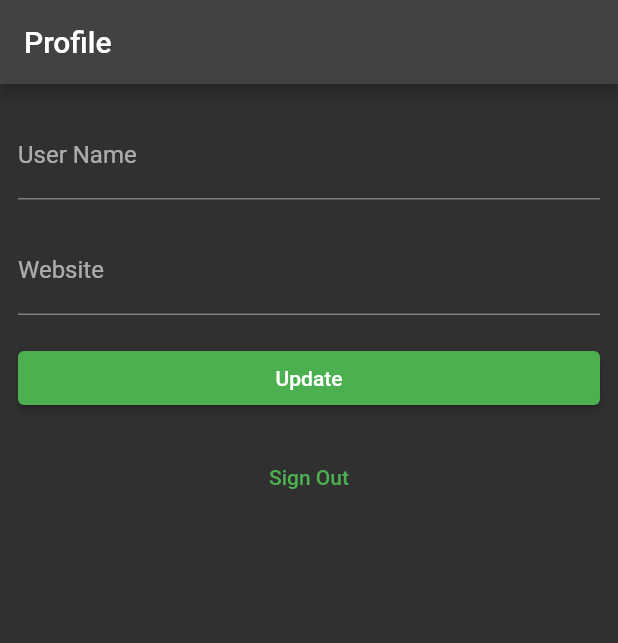
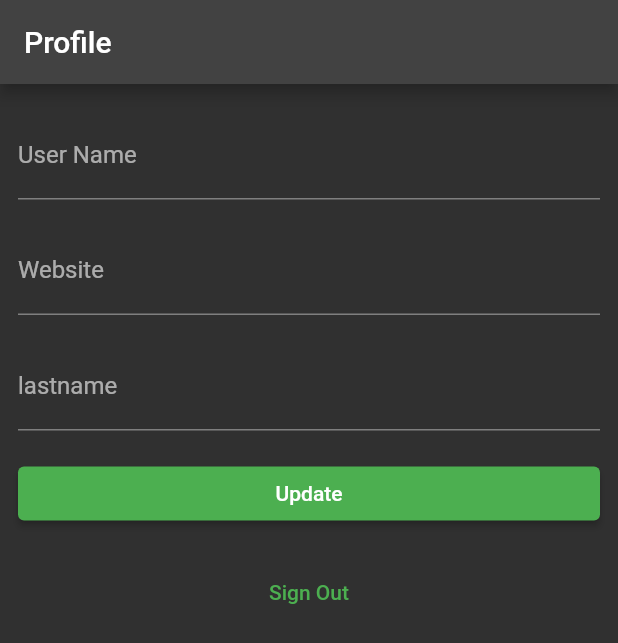
Before and after one commit to Daniel070999/flutter_Supabase, a Flutter app: the screen it shows once a user with an empty profile is signed in, after a tap on "Sign Out", on a phone screen of 412 x 824 dp. Shown: the top 643 px of the screen. Run offline on Flutter 3.47's test engine with Material 2 defaults, Android fonts, the phone set to English and light mode, and no system bars; our stand-ins replace supabase_flutter; accounts and stored records are empty; network calls fail.

Commit message:
ediciones en login

```diff
--- a/lib/constants.dart
+++ b/lib/constants.dart
@@ -6,15 +6,11 @@ final supabase = Supabase.instance.client;
 extension ShowSnackBar on BuildContext {
   void showSnackBar({
     required String message,
-    Color backgroundColor = Colors.white,
+    required Color backgroundColor,
   }) {
     ScaffoldMessenger.of(this).showSnackBar(SnackBar(
       content: Text(message),
       backgroundColor: backgroundColor,
     ));
   }
-
-  void showErrorSnackBar({required String message}) {
-    showSnackBar(message: message, backgroundColor: Colors.red);
-  }
 }
--- a/lib/main.dart
+++ b/lib/main.dart
@@ -17,7 +17,7 @@ class MyApp extends StatelessWidget {
   @override
   Widget build(BuildContext context) {
     return MaterialApp(
-      title: 'Supabase Flutter',
+      title: 'minimizado',
       theme: ThemeData.dark().copyWith(
         primaryColor: Colors.green,
         textButtonTheme: TextButtonThemeData(
--- a/lib/pages/account_page.dart
+++ b/lib/pages/account_page.dart
@@ -12,6 +12,7 @@ class AccountPage extends StatefulWidget {
 class _AccountPageState extends State<AccountPage> {
   final _usernameController = TextEditingController();
   final _websiteController = TextEditingController();
+  final _lastnameController = TextEditingController();
   String? _avatarUrl;
   var _loading = false;
 
@@ -30,11 +31,12 @@ class _AccountPageState extends State<AccountPage> {
           .single() as Map;
       _usernameController.text = (data['username'] ?? '') as String;
       _websiteController.text = (data['website'] ?? '') as String;
+      _lastnameController.text = (data['lastname'] ?? '') as String;
       _avatarUrl = (data['avatar_url'] ?? '') as String;
     } on PostgrestException catch (error) {
-      context.showErrorSnackBar(message: error.message);
+      context.showSnackBar(message: error.message, backgroundColor: Colors.red);
     } catch (error) {
-      context.showErrorSnackBar(message: 'Unexpected exception occured');
+      context.showSnackBar(message: 'Unexpected exception occured', backgroundColor: Colors.red);
     }
 
     setState(() {
@@ -49,22 +51,24 @@ class _AccountPageState extends State<AccountPage> {
     });
     final userName = _usernameController.text;
     final website = _websiteController.text;
+    final lastname = _lastnameController.text;
     final user = supabase.auth.currentUser;
     final updates = {
       'id': user!.id,
       'username': userName,
       'website': website,
+      'lastname': lastname,
       'updated_at': DateTime.now().toIso8601String(),
     };
     try {
       await supabase.from('profiles').upsert(updates);
       if (mounted) {
-        context.showSnackBar(message: 'Successfully updated profile!');
+        context.showSnackBar(message: 'Successfully updated profile!', backgroundColor: Colors.red);
       }
     } on PostgrestException catch (error) {
-      context.showErrorSnackBar(message: error.message);
+      context.showSnackBar(message: error.message, backgroundColor: Colors.red);
     } catch (error) {
-      context.showErrorSnackBar(message: 'Unexpeted error occured');
+      context.showSnackBar(message: 'Unexpeted error occured', backgroundColor: Colors.red);
     }
     setState(() {
       _loading = false;
@@ -75,9 +79,9 @@ class _AccountPageState extends State<AccountPage> {
     try {
       await supabase.auth.signOut();
     } on AuthException catch (error) {
-      context.showErrorSnackBar(message: error.message);
+      context.showSnackBar(message: error.message, backgroundColor: Colors.red);
     } catch (error) {
-      context.showErrorSnackBar(message: 'Unexpected error occured');
+      context.showSnackBar(message: 'Unexpected error occured', backgroundColor: Colors.red);
     }
     if (mounted) {
       Navigator.of(context).pushReplacementNamed('/');
@@ -114,6 +118,11 @@ class _AccountPageState extends State<AccountPage> {
             decoration: const InputDecoration(labelText: 'Website'),
           ),
           const SizedBox(height: 18),
+          TextFormField(
+            controller: _lastnameController,
+            decoration: const InputDecoration(labelText: 'lastname'),
+          ),
+          const SizedBox(height: 18),
           ElevatedButton(
             onPressed: _updateProfile,
             child: Text(_loading ? 'Saving...' : 'Update'),
--- a/lib/pages/login_page.dart
+++ b/lib/pages/login_page.dart
@@ -1,10 +1,11 @@
 import 'dart:async';
+import 'dart:io';
 
+import 'package:flutter/cupertino.dart';
 import 'package:flutter/foundation.dart';
 import 'package:flutter/material.dart';
 import 'package:fluttersupabase/constants.dart';
 import 'package:supabase_flutter/supabase_flutter.dart';
-
 
 class LoginPage extends StatefulWidget {
   const LoginPage({super.key});
@@ -30,13 +31,17 @@ class _LoginPageState extends State<LoginPage> {
             kIsWeb ? null : 'io.supabase.flutterquickstart://login-callback/',
       );
       if (mounted) {
-        context.showSnackBar(message: 'Check your email for login link!');
+        context.showSnackBar(
+            message: 'Revisa tu correo para ingresar',
+            backgroundColor: Colors.green);
         _emailController.clear();
       }
     } on AuthException catch (error) {
-      context.showErrorSnackBar(message: error.message);
+      context.showSnackBar(
+          message: "Ingresa un correo válido", backgroundColor: Colors.red);
     } catch (error) {
-      context.showErrorSnackBar(message: 'Unexpected error occured');
+      context.showSnackBar(
+          message: 'Unexpected error occured', backgroundColor: Colors.red);
     }
 
     setState(() {
@@ -68,22 +73,48 @@ class _LoginPageState extends State<LoginPage> {
   @override
   Widget build(BuildContext context) {
     return Scaffold(
-      appBar: AppBar(title: const Text('Sign In')),
-      body: ListView(
-        padding: const EdgeInsets.symmetric(vertical: 18, horizontal: 12),
+      body: Container(
+        padding: const EdgeInsets.all(40),
+        child: ListView(
           children: [
-          const Text('Sign in via the magic link with your email below'),
-          const SizedBox(height: 18),
+            const Padding(padding: EdgeInsets.symmetric(vertical: 100)),
+            const Center(
+                child: Text(
+                    'Ingrese su correo para obtener un enalce de registro',
+                    style: TextStyle(fontWeight: FontWeight.bold, fontSize: 18),
+                    textAlign: TextAlign.center)),
+            const SizedBox(height: 40),
             TextFormField(
+              cursorColor: Colors.white,
               controller: _emailController,
-            decoration: const InputDecoration(labelText: 'Email'),
+              decoration: InputDecoration(
+                labelText: "Correo electrónico",
+                labelStyle: const TextStyle(color: Colors.white),
+                fillColor: Colors.white,
+                enabledBorder: OutlineInputBorder(
+                  borderRadius: BorderRadius.circular(25.0),
+                  borderSide: const BorderSide(
+                    color: Colors.white,
+                    width: 2.0,
                   ),
-          const SizedBox(height: 18),
-          ElevatedButton(
+                ),
+                focusedBorder: OutlineInputBorder(
+                  borderSide: const BorderSide(color: Colors.white, width: 2.0),
+                  borderRadius: BorderRadius.circular(25.0),
+                ),
+              ),
+            ),
+            const SizedBox(height: 40),
+            (_isLoading == false)
+                ? ElevatedButton(
                     onPressed: _isLoading ? null : _signIn,
-            child: Text(_isLoading ? 'Loading' : 'Send Magic Link'),
+                    child: const Text('Obtener enlace de registro'),
+                  )
+                : Platform.isAndroid
+                    ? const Center(child: CircularProgressIndicator())
+                    : const Center(child: CupertinoActivityIndicator())
+          ],
         ),
-        ],
       ),
     );
   }
```
Lines whose indentation alone changed are shown as unchanged.
